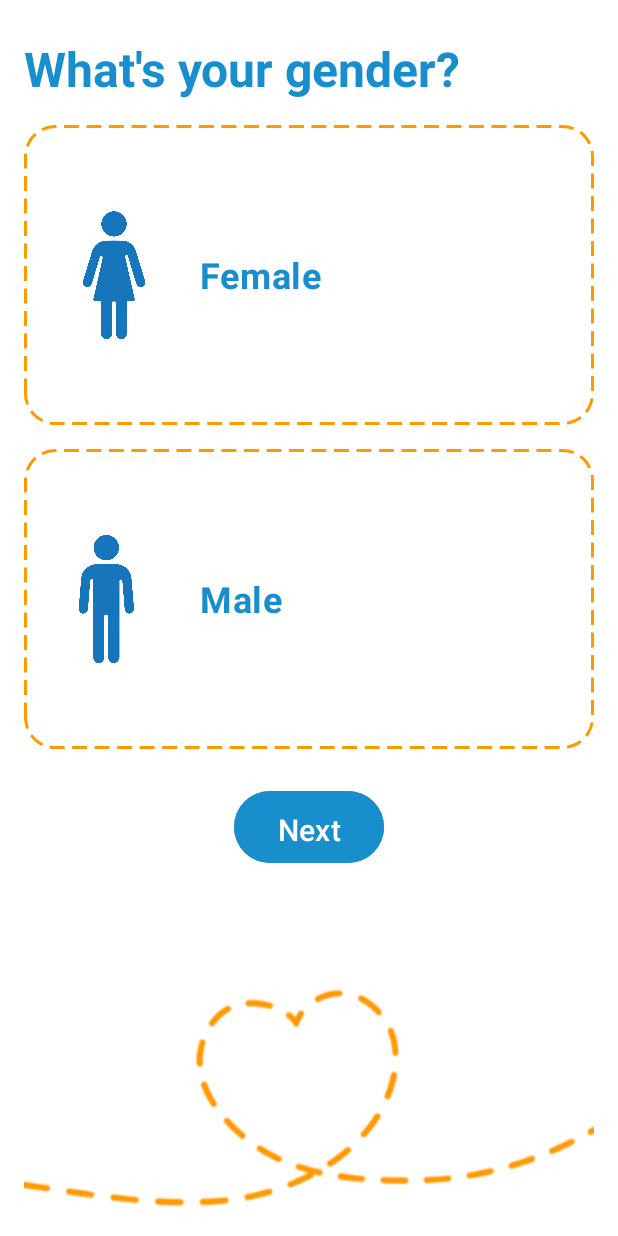
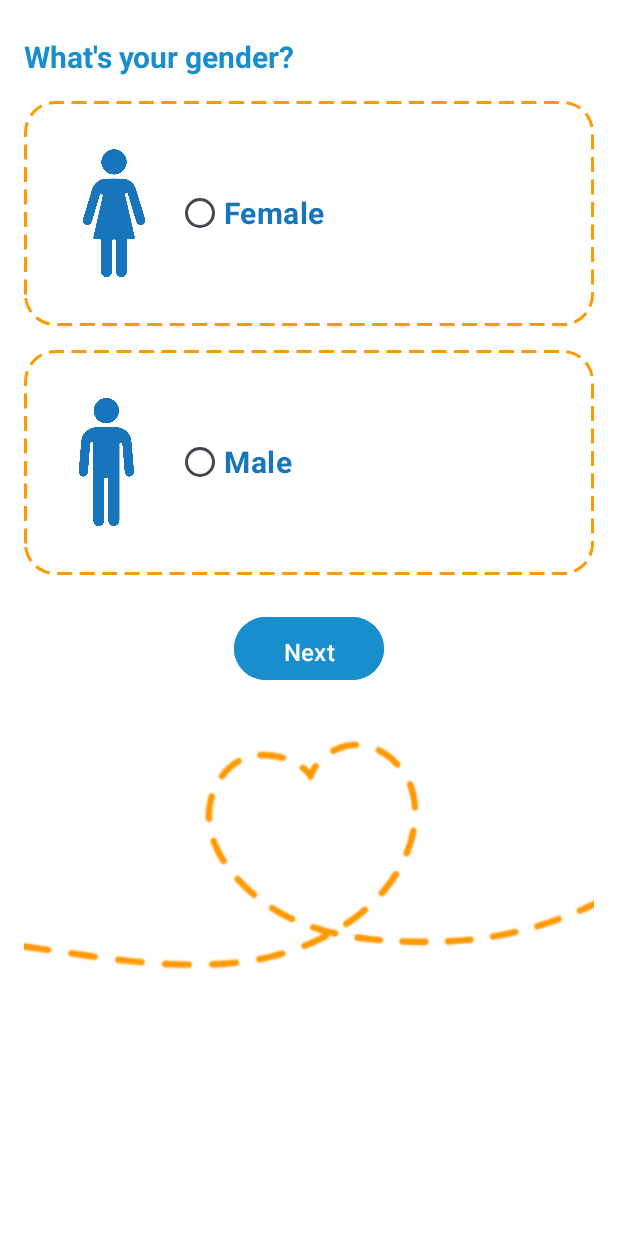
Before and after one commit to HananHijaze/MediMap, an Android app: the Gender screen opened directly, with no data from a screen before it, on a phone screen of 412 x 824 dp. Run offline under Robolectric (Android 15) with nearby library versions, the phone set to English and light mode, and no system bars; 1 statement that could not run was skipped.

Commit message:
some changes

```diff
--- a/app/build.gradle.kts
+++ b/app/build.gradle.kts
@@ -36,6 +36,8 @@
     implementation(libs.material)
     implementation(libs.activity)
     implementation ("com.github.bumptech.glide:glide:4.15.1")
+    implementation(libs.play.services.maps)
+    implementation(libs.play.services.ads)
     annotationProcessor ("com.github.bumptech.glide:compiler:4.15.1")
     implementation("com.google.android.material:material:1.10.0")
     implementation(libs.constraintlayout)
--- a/app/src/main/res/layout/activity_gender.xml
+++ b/app/src/main/res/layout/activity_gender.xml
@@ -8,7 +8,7 @@
 
     <LinearLayout
         android:layout_width="match_parent"
-        android:layout_height="902dp"
+        android:layout_height="700dp"
         android:orientation="vertical"
         android:padding="16dp">
 
@@ -18,9 +18,10 @@
             android:layout_height="wrap_content"
             android:layout_marginTop="8dp"
             android:text="What's your gender?"
+            android:textAlignment="center"
+
             android:textColor="@color/blue"
-
-            android:textSize="32sp"
+            android:textSize="20sp"
             android:textStyle="bold" />
 
         <RadioGroup
@@ -32,7 +33,7 @@
 
             <LinearLayout
                 android:layout_width="match_parent"
-                android:layout_height="200dp"
+                android:layout_height="150dp"
                 android:background="@drawable/custom_linear_layout"
                 android:gravity="center_vertical"
                 android:orientation="horizontal"
@@ -47,21 +48,22 @@
                     android:src="@drawable/female" />
 
                 <RadioButton
-                    android:id="@+id/femaleOption"
-                    android:layout_width="wrap_content"
+                    android:id="@+id/radioButton"
+                    android:layout_width="173dp"
                     android:layout_height="wrap_content"
-                    android:button="@null"
-                    android:paddingStart="16dp"
+                    android:layout_weight="1"
                     android:text="Female"
-                    android:textColor="@color/blue"
-                    android:textSize="24dp"
+                    android:textAlignment="textStart"
+                    android:textColor="#1775BA"
+                    android:textSize="20sp"
                     android:textStyle="bold" />
+
             </LinearLayout>
 
             <!-- Add marginTop to create space between the two options -->
             <LinearLayout
                 android:layout_width="match_parent"
-                android:layout_height="200dp"
+                android:layout_height="150dp"
                 android:layout_marginTop="16dp"
                 android:background="@drawable/custom_linear_layout"
                 android:gravity="center_vertical"
@@ -77,15 +79,16 @@
                     android:src="@drawable/male" />
 
                 <RadioButton
-                    android:id="@+id/maleOption"
-                    android:layout_width="wrap_content"
+                    android:id="@+id/radioButton"
+                    android:layout_width="173dp"
                     android:layout_height="wrap_content"
-                    android:button="@null"
-                    android:paddingStart="16dp"
+                    android:layout_weight="1"
                     android:text="Male"
-                    android:textColor="@color/blue"
-                    android:textSize="24dp"
+                    android:textAlignment="textStart"
+                    android:textColor="#1775BA"
+                    android:textSize="20sp"
                     android:textStyle="bold" />
+
             </LinearLayout>
 
         </RadioGroup>
@@ -93,21 +96,20 @@
         <Button
             android:id="@+id/loginButton"
             android:layout_width="100dp"
-            android:layout_height="56dp"
+            android:layout_height="50dp"
             android:layout_gravity="center_horizontal"
             android:layout_marginTop="24dp"
             android:backgroundTint="@color/blue"
             android:gravity="center"
             android:padding="12dp"
-
             android:text="Next"
             android:textColor="@color/white"
-            android:textSize="20sp" />
+            android:textSize="16sp" />
 
         <ImageView
             android:id="@+id/imageView2"
-            android:layout_width="wrap_content"
-            android:layout_height="wrap_content"
+            android:layout_width="400dp"
+            android:layout_height="240dp"
             android:layout_weight="1"
             app:srcCompat="@drawable/lineheart" />
     </LinearLayout>
--- a/gradle/libs.versions.toml
+++ b/gradle/libs.versions.toml
@@ -7,6 +7,8 @@
 material = "1.12.0"
 activity = "1.9.1"
 constraintlayout = "2.1.4"
+playServicesMaps = "19.0.0"
+playServicesAds = "23.3.0"
 
 [libraries]
 junit = { group = "junit", name = "junit", version.ref = "junit" }
@@ -16,6 +18,8 @@
 material = { group = "com.google.android.material", name = "material", version.ref = "material" }
 activity = { group = "androidx.activity", name = "activity", version.ref = "activity" }
 constraintlayout = { group = "androidx.constraintlayout", name = "constraintlayout", version.ref = "constraintlayout" }
+play-services-maps = { group = "com.google.android.gms", name = "play-services-maps", version.ref = "playServicesMaps" }
+play-services-ads = { group = "com.google.android.gms", name = "play-services-ads", version.ref = "playServicesAds" }
 
 [plugins]
 android-application = { id = "com.android.application", version.ref = "agp" }
```
Also changed, not shown: app/src/main/res/drawable/button_bg.xml (added, +7 -0 lines), app/src/main/res/layout/activity_birthdate.xml (+54 -0 lines), app/src/main/res/layout/activity_forgot_password.xml (+7 -4 lines), app/src/main/res/layout/activity_height.xml (+22 -19 lines), app/src/main/res/layout/activity_sign_in.xml (+7 -7 lines), app/src/main/res/drawable/signup.png (deleted).
